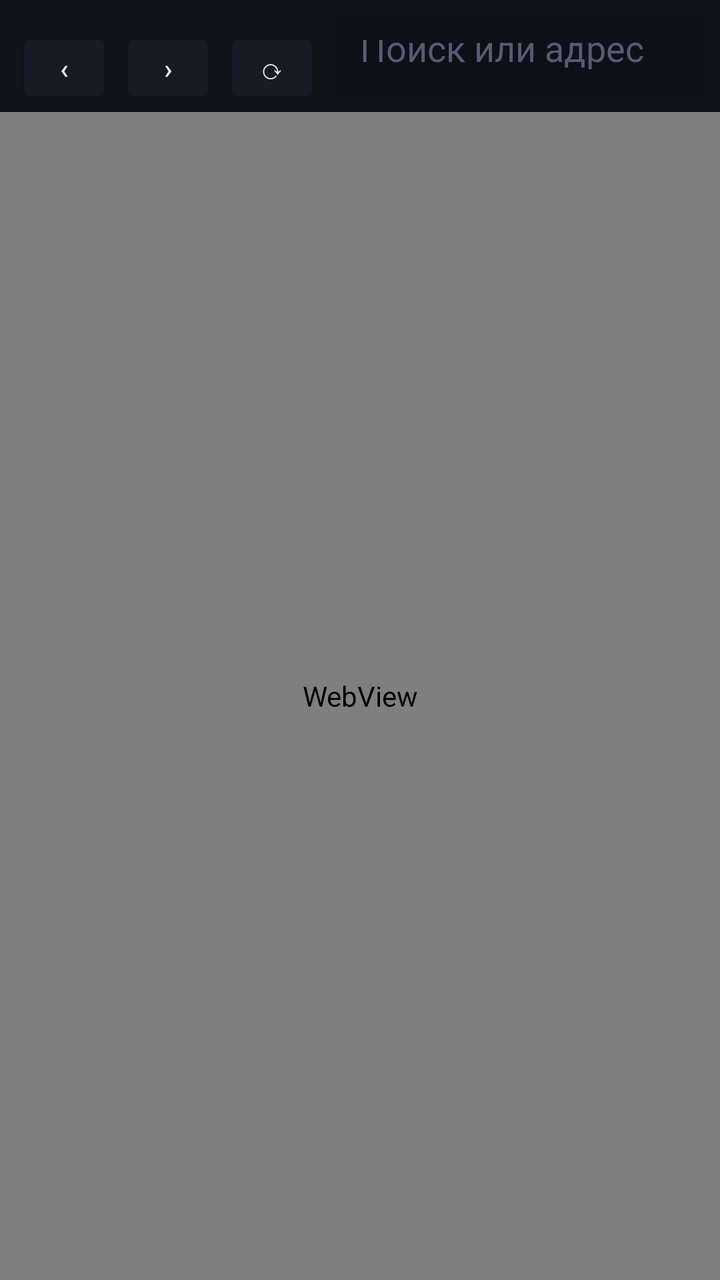
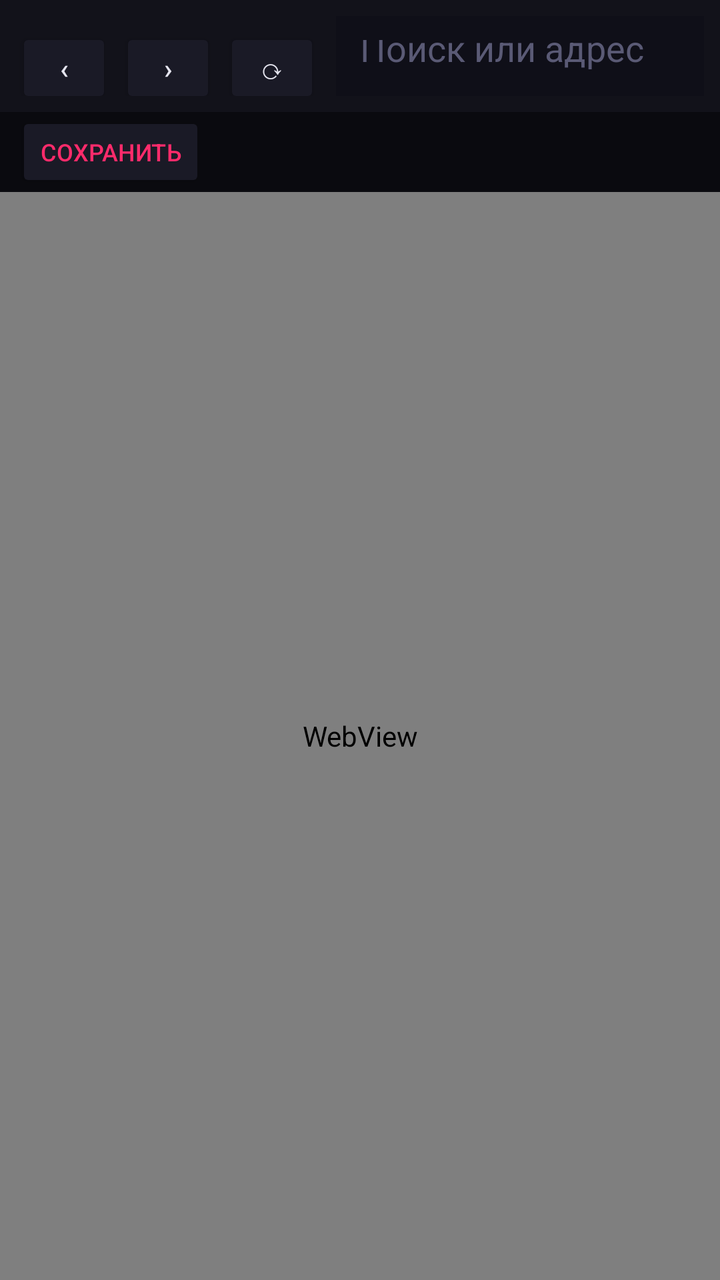

Before-and-after screenshots of an Android layout around one commit, followed by the original layout XML and the change that was made.
<!-- AndroidManifest.xml: application theme Theme.NikeBoss -->
<!-- res/layout/activity_main.xml -->
<?xml version="1.0" encoding="utf-8"?>
<LinearLayout xmlns:android="http://schemas.android.com/apk/res/android"
    android:layout_width="match_parent"
    android:layout_height="match_parent"
    android:orientation="vertical"
    android:background="#0a0a0f">

    <LinearLayout
        android:layout_width="match_parent"
        android:layout_height="wrap_content"
        android:orientation="horizontal"
        android:padding="8dp"
        android:background="#12121a">

        <Button android:id="@+id/btnBack"
            android:layout_width="48dp"
            android:layout_height="40dp"
            android:text="‹"
            android:textColor="#e6e6f0"
            android:backgroundTint="#1a1a26" />

        <Button android:id="@+id/btnForward"
            android:layout_width="48dp"
            android:layout_height="40dp"
            android:text="›"
            android:textColor="#e6e6f0"
            android:backgroundTint="#1a1a26"
            android:layout_marginStart="4dp" />

        <Button android:id="@+id/btnReload"
            android:layout_width="48dp"
            android:layout_height="40dp"
            android:text="⟳"
            android:textColor="#e6e6f0"
            android:backgroundTint="#1a1a26"
            android:layout_marginStart="4dp" />

        <EditText android:id="@+id/etUrl"
            android:layout_width="0dp"
            android:layout_height="40dp"
            android:layout_weight="1"
            android:layout_marginStart="8dp"
            android:hint="Поиск или адрес"
            android:textColorHint="#5a5a75"
            android:textColor="#e6e6f0"
            android:background="#0f0f18"
            android:padding="12dp"
            android:singleLine="true"
            android:imeOptions="actionGo"
            android:inputType="textUri" />
    </LinearLayout>

    <WebView android:id="@+id/webView"
        android:layout_width="match_parent"
        android:layout_height="0dp"
        android:layout_weight="1" />
</LinearLayout>
<!-- resources referenced by this layout -->
<resources>
  <style name="Theme.NikeBoss" parent="Theme.AppCompat.NoActionBar">
          <item name="android:statusBarColor">#0a0a0f</item>
          <item name="android:windowBackground">#0a0a0f</item>
      </style>
</resources>

<!-- the commit's change to res/layout/activity_main.xml (unified diff, before → after) -->
@@ -50,6 +50,7 @@
             android:inputType="textUri" />
     </LinearLayout>
 
+    <Button android:id="@+id/btnSaveLogin" android:layout_width="wrap_content" android:layout_height="40dp" android:text="Сохранить" android:textSize="12sp" android:textColor="#ff2b6b" android:backgroundTint="#1a1a26" android:layout_marginStart="8dp" />
     <WebView android:id="@+id/webView"
         android:layout_width="match_parent"
         android:layout_height="0dp"
